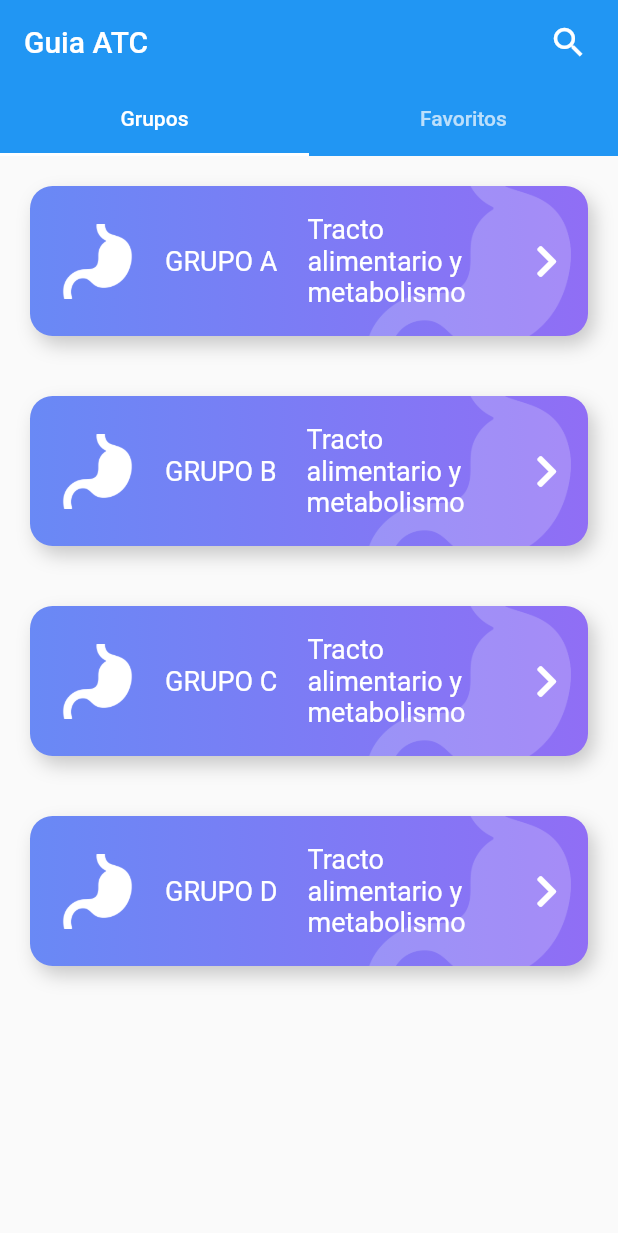
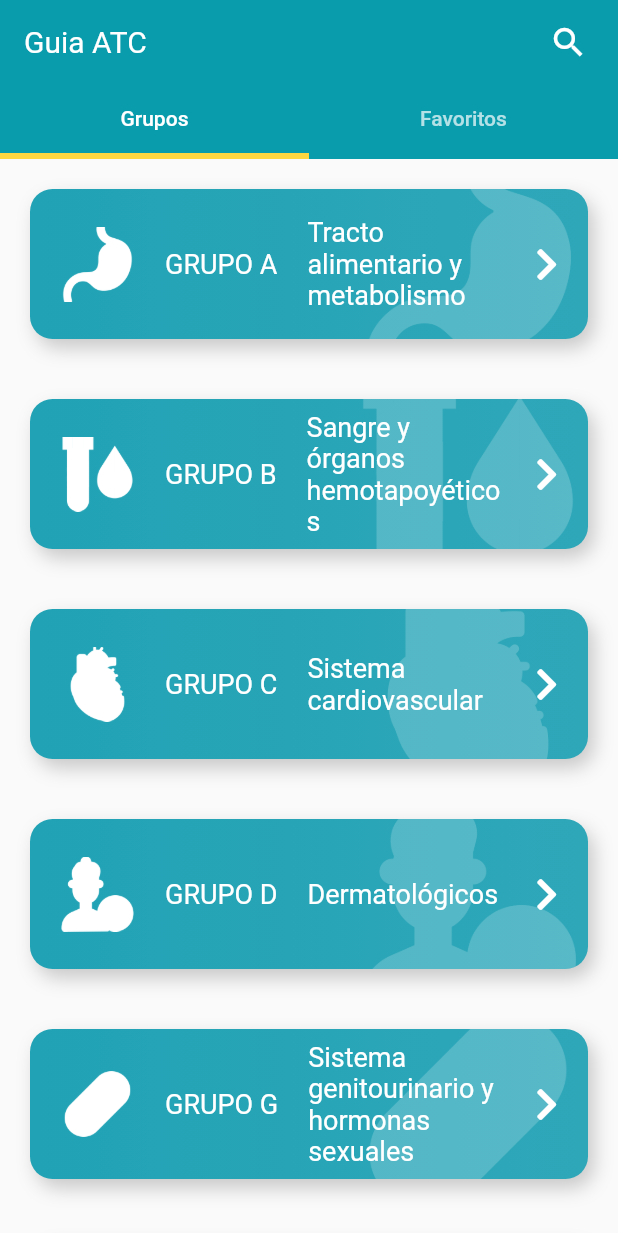
Before and after one commit to Fernatzoc/MobileATC, a Flutter app: the screen it shows after launch, on a phone screen of 412 x 824 dp. Shown: the top 1233 px of the screen. Run offline on Flutter 3.47's test engine with Material 2 defaults, Android fonts, the light colour scheme and no system bars; our stand-ins replace font_awesome_flutter.

Commit message:
Api Provider Added

```diff
--- a/lib/main.dart
+++ b/lib/main.dart
@@ -1,6 +1,7 @@
 import 'package:flutter/material.dart';
 import 'package:guia_medicamentos/providers/groups_provider.dart';
 import 'package:guia_medicamentos/routes.dart';
+import 'package:guia_medicamentos/theme.dart';
 import 'package:provider/provider.dart';
 
 void main() => runApp(const AppState());
@@ -31,6 +32,7 @@ class MyApp extends StatelessWidget {
       title: 'Farmacos',
       initialRoute: 'home',
       routes: appRoputes,
+      theme: theme,
     );
   }
 }
--- a/lib/models/group_model.dart
+++ b/lib/models/group_model.dart
@@ -6,16 +6,12 @@ class Group {
   final String image;
   final String title;
   final String subtitle;
-  final Color color1;
-  final Color color2;
 
   Group(
     this.icon,
     this.request,
     this.image,
     this.title,
-    this.subtitle,
-    this.color1,
-    this.color2
+    this.subtitle
   );
 }
--- /dev/null
+++ b/lib/models/medicine.dart
@@ -0,0 +1,81 @@
+import 'dart:convert';
+
+class Medicine {
+    Medicine({
+        this.letterGroup,
+        this.nameGroup,
+        this.descriptionGroup,
+        this.codeClassification,
+        this.nameClassification,
+        this.additionalClassification,
+        this.codeSubClassification,
+        this.nameSubClassification,
+        this.additionalSubClassification,
+        this.activePrincipleMed,
+        this.pharmaceuticalFormMed,
+        this.indicationsMed,
+        this.routeDosageMed,
+        this.managementRulesMed,
+        this.observationsMed,
+        this.additionalMed,
+    });
+
+    String? letterGroup;
+    String? nameGroup;
+    String? descriptionGroup;
+    String? codeClassification;
+    String? nameClassification;
+    dynamic additionalClassification;
+    String? codeSubClassification;
+    String? nameSubClassification;
+    dynamic additionalSubClassification;
+    String? activePrincipleMed;
+    String? pharmaceuticalFormMed;
+    String? indicationsMed;
+    String? routeDosageMed;
+    String? managementRulesMed;
+    String? observationsMed;
+    dynamic additionalMed;
+
+    factory Medicine.fromJson(String str) => Medicine.fromMap(json.decode(str));
+
+    String toJson() => json.encode(toMap());
+
+    factory Medicine.fromMap(Map<String, dynamic> json) => Medicine(
+        letterGroup: json["letterGroup"],
+        nameGroup: json["nameGroup"],
+        descriptionGroup: json["descriptionGroup"],
+        codeClassification: json["codeClassification"],
+        nameClassification: json["nameClassification"],
+        additionalClassification: json["additionalClassification"],
+        codeSubClassification: json["codeSubClassification"],
+        nameSubClassification: json["nameSubClassification"],
+        additionalSubClassification: json["additionalSubClassification"],
+        activePrincipleMed: json["activePrincipleMed"],
+        pharmaceuticalFormMed: json["pharmaceuticalFormMed"],
+        indicationsMed: json["indicationsMed"],
+        routeDosageMed: json["routeDosageMed"],
+        managementRulesMed: json["managementRulesMed"],
+        observationsMed: json["observationsMed"],
+        additionalMed: json["additionalMed"],
+    );
+
+    Map<String, dynamic> toMap() => {
+        "letterGroup": letterGroup,
+        "nameGroup": nameGroup,
+        "descriptionGroup": descriptionGroup,
+        "codeClassification": codeClassification,
+        "nameClassification": nameClassification,
+        "additionalClassification": additionalClassification,
+        "codeSubClassification": codeSubClassification,
+        "nameSubClassification": nameSubClassification,
+        "additionalSubClassification": additionalSubClassification,
+        "activePrincipleMed": activePrincipleMed,
+        "pharmaceuticalFormMed": pharmaceuticalFormMed,
+        "indicationsMed": indicationsMed,
+        "routeDosageMed": routeDosageMed,
+        "managementRulesMed": managementRulesMed,
+        "observationsMed": observationsMed,
+        "additionalMed": additionalMed,
+    };
+}
--- /dev/null
+++ b/lib/models/medicines_response.dart
@@ -0,0 +1,22 @@
+import 'dart:convert';
+import 'medicine.dart';
+
+class MedicineResponse {
+    MedicineResponse({
+        required this.medicines,
+    });
+
+    List<Medicine> medicines;
+
+    factory MedicineResponse.fromJson(String str) => MedicineResponse.fromMap(json.decode(str));
+
+    String toJson() => json.encode(toMap());
+
+    factory MedicineResponse.fromMap(Map<String, dynamic> json) => MedicineResponse(
+        medicines: List<Medicine>.from(json["medicines"].map((x) => Medicine.fromMap(x))),
+    );
+
+    Map<String, dynamic> toMap() => {
+        "medicines": List<dynamic>.from(medicines.map((x) => x.toMap())),
+    };
+}
--- a/lib/pages/classification.dart
+++ b/lib/pages/classification.dart
@@ -1,19 +1,34 @@
 import 'package:flutter/material.dart';
-
+import 'package:guia_medicamentos/providers/groups_provider.dart';
+import 'package:guia_medicamentos/widgets/cardmedicine.dart';
+import 'package:provider/provider.dart';
 
 class Classification extends StatelessWidget {
   const Classification({Key? key}) : super(key: key);
 
   @override
-
   Widget build(BuildContext context) {
-
-  final String group = ModalRoute.of(context)?.settings.arguments.toString() ?? 'no-group';
+    final medicines = Provider.of<GroupProvider>(context).getMedicineByGroup;
+    final String group =
+        ModalRoute.of(context)?.settings.arguments.toString() ?? 'no-group';
 
     return Scaffold(
-      body: Center(
-        child: Text( group ),
-     ),
-   );
+      appBar: AppBar(),
+      body: medicines!.isEmpty
+          ? const Padding(
+              padding: EdgeInsets.all(20.0),
+              child: SizedBox(
+                  height: 30.0,
+                  width: 30.0,
+                  child: CircularProgressIndicator()),
+            )
+          : ListView.builder(
+              physics: const BouncingScrollPhysics(),
+              itemCount: medicines.length,
+              itemBuilder: (BuildContext context, int index) {
+                print('reder');
+                return CardMedicine(medicine: medicines[index]);
+              }),
+    );
   }
 }
--- a/lib/pages/homepage.dart
+++ b/lib/pages/homepage.dart
@@ -17,19 +17,29 @@ class HomePage extends StatelessWidget {
               title: const Text('Guia ATC'),
               pinned: true,
               floating: true,
+              backgroundColor: const Color(0xff089cad),
+              titleTextStyle: const TextStyle(
+                color: Colors.white,
+                fontSize: 20.0
+              ),
               actions: [
                 Padding(
                     padding: const EdgeInsets.only(right: 20.0),
                     child: GestureDetector(
-                      onTap: () { print('Search'); },
+                      onTap: () {
+                        print('Search');
+                      },
                       child: const Icon(
                         Icons.search,
                         size: 26.0,
+                        color: Colors.white,
                       ),
                     )),
               ],
               bottom: const TabBar(
                 isScrollable: false,
+                indicatorColor: Colors.amberAccent,
+                indicatorWeight: 4.0,
                 tabs: [
                   Tab(child: Text('Grupos')),
                   Tab(child: Text('Favoritos')),
@@ -39,10 +49,7 @@ class HomePage extends StatelessWidget {
           ];
         },
         body: const TabBarView(
-          children: <Widget>[
-            Groups(),
-            Favorites()
-          ],
+          children: <Widget>[Groups(), Favorites()],
         ),
       )),
     );
--- /dev/null
+++ b/lib/pages/single_medicine.dart
@@ -0,0 +1,34 @@
+import 'package:flutter/material.dart';
+import 'package:guia_medicamentos/models/medicine.dart';
+
+class SingleMedicine extends StatelessWidget {
+  const SingleMedicine({Key? key}) : super(key: key);
+
+  @override
+  Widget build(BuildContext context) {
+
+    final Medicine medicine = ModalRoute.of(context)!.settings.arguments as Medicine;
+
+    print('${medicine.activePrincipleMed}');
+
+    return Scaffold(
+      appBar: AppBar(),
+      body: Column(
+        children: [
+          Text('PRINCIPIO ACTIVO'),
+          Text('${medicine.activePrincipleMed}'),
+          Text('FORMA FARMACEUTICA'),
+          Text('${medicine.pharmaceuticalFormMed}'),
+          Text('INDICACIONES'),
+          Text('${medicine.indicationsMed}'),
+          Text('VIA Y POSOLOGIA'),
+          Text('${medicine.routeDosageMed}'),
+          Text('NORMAS DE ADMINISTRACIÓN'),
+          Text('${medicine.managementRulesMed}'),
+          Text('OBSERVACIONES'),
+          Text('${medicine.observationsMed}'),
+        ],
+      ),
+    );
+  }
+}
--- a/lib/providers/groups_provider.dart
+++ b/lib/providers/groups_provider.dart
@@ -1,69 +1,120 @@
 import 'package:flutter/material.dart';
 import 'package:font_awesome_flutter/font_awesome_flutter.dart';
 import 'package:guia_medicamentos/models/group_model.dart';
+import 'package:guia_medicamentos/models/medicine.dart';
+import 'package:guia_medicamentos/models/medicines_response.dart';
+
+import 'package:http/http.dart' as http;
 
 class GroupProvider extends ChangeNotifier {
-
 
   String _selectedGroup = 'A';
 
   List<Group> groups = [
     Group(
         FontAwesomeIcons.clinicMedical,
-        'grupo a',
+        'GRUPO A',
         'assets/icons/estomago.png',
         'GRUPO A',
-        'Tracto alimentario y metabolismo',
-        const Color(0xff6989F5),
-        const Color(0xff906EF5)),
-        Group(
-        FontAwesomeIcons.clinicMedical,
-        'grupo a',
-        'assets/icons/estomago.png',
+        'Tracto alimentario y metabolismo'),
+    Group(
+        FontAwesomeIcons.plus,
         'GRUPO B',
-        'Tracto alimentario y metabolismo',
-        const Color(0xff6989F5),
-        const Color(0xff906EF5)),
-        Group(
-        FontAwesomeIcons.clinicMedical,
-        'grupo a',
-        'assets/icons/estomago.png',
+        'assets/icons/sangre.png',
+        'GRUPO B',
+        'Sangre y órganos hemotapoyéticos'),
+    Group(
+        FontAwesomeIcons.theaterMasks,
         'GRUPO C',
-        'Tracto alimentario y metabolismo',
-        const Color(0xff6989F5),
-        const Color(0xff906EF5)),
-        Group(
-        FontAwesomeIcons.clinicMedical,
-        'grupo a',
-        'assets/icons/estomago.png',
+        'assets/icons/corazon.png',
+        'GRUPO C',
+        'Sistema cardiovascular'),
+    Group(
+        FontAwesomeIcons.biking,
         'GRUPO D',
-        'Tracto alimentario y metabolismo',
-        const Color(0xff6989F5),
-        const Color(0xff906EF5))
+        'assets/icons/dermatologo.png',
+        'GRUPO D',
+        'Dermatológicos'),
+    Group(
+        FontAwesomeIcons.carCrash,
+        'GRUPO G',
+        'assets/icons/antiinfecciosos.png',
+        'GRUPO G',
+        'Sistema genitourinario y hormonas sexuales'),
+    Group(
+        FontAwesomeIcons.plus,
+        'GRUPO H',
+        'assets/icons/hormonas.png',
+        'GRUPO H',
+        'Preparados hormonales sistémicos'),
+    Group(
+        FontAwesomeIcons.theaterMasks,
+        'GRUPO J',
+        'assets/icons/antiinfecciosos.png',
+        'GRUPO J',
+        'Antiinfecciosos para uso sistémico'),
+    Group(
+        FontAwesomeIcons.biking,
+        'GRUPO M',
+        'assets/icons/cuerpo-humano.png',
+        'GRUPO M',
+        'Sistema músculo‐ esquelético'),
+    Group(
+        FontAwesomeIcons.carCrash,
+        'GRUPO N',
+        'assets/icons/sistema-nervioso.png',
+        'GRUPO N',
+        'Sistema nervioso'),
+    Group(
+        FontAwesomeIcons.plus,
+        'GRUPO R',
+        'assets/icons/sistema-respiratorio.png',
+        'GRUPO R',
+        'Sistema respiratorio'),
+    Group(
+        FontAwesomeIcons.theaterMasks,
+        'GRUPO S',
+        'assets/icons/cuerpo-humano.png',
+        'GRUPO S',
+        'órganos de los sentidos'),
   ];
 
-  Map<String, List<dynamic>> classificationDrugs = {};
+  Map<String, List<Medicine>> medicines = {};
 
   GroupProvider() {
     groups.forEach((item) {
-      classificationDrugs[item.title] = [];
+      medicines[item.title] = [];
     });
   }
 
-
   String get selectedGroup => _selectedGroup;
 
-  set selectedGroup( String value ) {
+  set selectedGroup(String value) {
     _selectedGroup = value;
 
     getMeddicinesByGroup(value);
     notifyListeners();
   }
 
+  List<Medicine>? get getMedicineByGroup => medicines[selectedGroup];
 
-  getMeddicinesByGroup( String group ) async {
+  getMeddicinesByGroup(String group) async {
+
+    if( medicines[group]!.isNotEmpty  ) {
+      return medicines[group];
+    }
+
+    final url = Uri.parse('http://192.168.1.5:8000/api/medicines?letter=quo');
+
+    final resp = await http.get(url);
+
+    final medicineResponse = MedicineResponse.fromJson( resp.body );
+
+    medicines[group]!.addAll( medicineResponse.medicines );
+
+    print(medicines);
+
     notifyListeners();
   }
 
-
 }
--- a/lib/routes.dart
+++ b/lib/routes.dart
@@ -1,10 +1,12 @@
 import 'package:flutter/material.dart';
 import 'package:guia_medicamentos/pages/classification.dart';
 import 'package:guia_medicamentos/pages/pages.dart';
+import 'package:guia_medicamentos/pages/single_medicine.dart';
 
 final Map<String, Widget Function(BuildContext) > appRoputes = {
 
   'home'           : (_) => const HomePage(),
   'classification' : (_) => const Classification(),
+  'medicine'       : (_) => const SingleMedicine(),
 
 };
--- /dev/null
+++ b/lib/theme.dart
@@ -0,0 +1,9 @@
+import 'package:flutter/material.dart';
+
+final theme = ThemeData.light().copyWith(
+
+  appBarTheme: const AppBarTheme(
+    backgroundColor:  Color(0xff089cad),
+  )
+
+);
--- a/lib/widgets/cardbuttom.dart
+++ b/lib/widgets/cardbuttom.dart
@@ -8,8 +8,6 @@ class CardButtom extends StatelessWidget {
 
   final Group group;
 
-
-
   const CardButtom({
     Key? key,
     required this.group
@@ -19,14 +17,13 @@ class CardButtom extends StatelessWidget {
   Widget build(BuildContext context) {
     return InkWell(
       onTap: () {
-        // print('${ group.title }');
         final groupProvider = Provider.of<GroupProvider>(context, listen: false);
         groupProvider.selectedGroup = group.title;
         Navigator.pushNamed(context, 'classification', arguments: group.title);
       },
       child: Stack(
         children: [
-          _CardButtomBackground(color1: group.color1, color2: group.color2, icon: group.icon, image: group.image,),
+          _CardButtomBackground(icon: group.icon, image: group.image,),
 
           Row(
             mainAxisAlignment: MainAxisAlignment.center,
@@ -53,15 +50,11 @@ class _CardButtomBackground extends StatelessWidget {
 
   final IconData icon;
   final String image;
-  final Color color1;
-  final Color color2;
 
   const _CardButtomBackground({
     Key? key,
     required this.icon,
     required this.image,
-    this.color1 = Colors.green,
-    this.color2 = Colors.grey,
   }) : super(key: key);
 
   @override
@@ -74,7 +67,6 @@ class _CardButtomBackground extends StatelessWidget {
             Positioned(
               right: -20,
               top: -20,
-              // child: FaIcon( icon, size: 150, color: Colors.white.withOpacity(0.2))
               child: Image(image: AssetImage(image), height: 150, width: 200, color: Colors.white.withOpacity(0.2),),
             )
           ],
@@ -88,10 +80,10 @@ class _CardButtomBackground extends StatelessWidget {
           BoxShadow(color: Colors.black.withOpacity(0.2), offset: const Offset(4,6), blurRadius: 10)
         ],
         borderRadius: BorderRadius.circular(15),
-        gradient: LinearGradient(
+        gradient: const LinearGradient(
           colors: [
-            color1,
-            color2,
+            Color(0xff21A3B5),
+            Color( 0xff2EA7B9),
           ]
         )
       ),
--- /dev/null
+++ b/lib/widgets/cardmedicine.dart
@@ -0,0 +1,32 @@
+import 'package:flutter/material.dart';
+import 'package:guia_medicamentos/models/medicine.dart';
+
+class CardMedicine extends StatelessWidget {
+  final Medicine medicine;
+
+  const CardMedicine({
+    Key? key,
+    required this.medicine
+  }) : super(key: key);
+
+
+  @override
+  Widget build(BuildContext context) {
+    return InkWell(
+      onTap: () => Navigator.pushNamed(context, 'medicine', arguments: medicine),
+      child: Card(
+        elevation: 6,
+        margin: const EdgeInsets.all(10),
+        child: ListTile(
+          leading: CircleAvatar(
+            child: Text('${medicine.letterGroup}'),
+            backgroundColor: const Color(0xff21A3B5),
+          ),
+          title: Text('${medicine.activePrincipleMed}'),
+          subtitle: Text('${medicine.letterGroup}${medicine.codeClassification} ${medicine.codeSubClassification}'),
+          trailing: Icon(Icons.arrow_forward_ios),
+        ),
+      ),
+    );
+  }
+}
--- a/pubspec.yaml
+++ b/pubspec.yaml
@@ -37,6 +37,7 @@ dependencies:
   font_awesome_flutter: ^9.1.0
   flutter_svg: ^0.22.0
   provider: ^6.0.1
+  http: ^0.13.4
 
 dev_dependencies:
   flutter_test:
```
Also changed, not shown: pubspec.lock, 1 other file.
